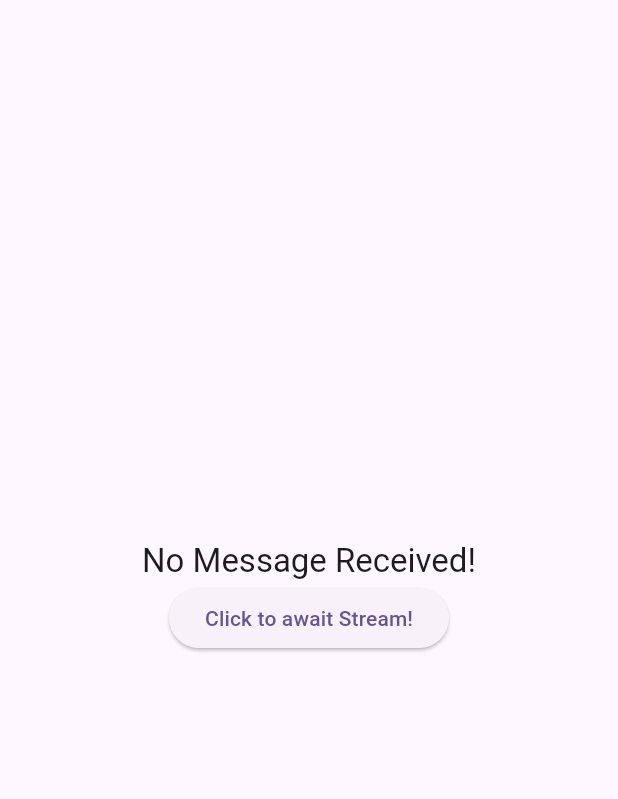
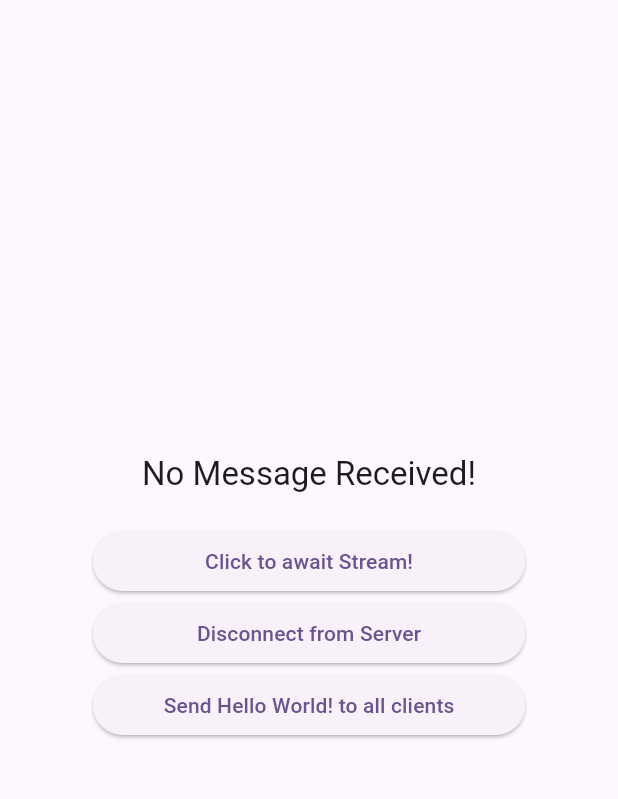
Before and after one commit to F4zination/DUO, a Flutter app: the screen it shows after launch, after a tap on "Click to await Stream!", on a phone screen of 412 x 824 dp, the part 63-862 px from its top. Run offline on Flutter 3.47's test engine with Material 3 defaults, Android fonts, the phone set to English and light mode, and no system bars; missing offline and left inert: grpc, protobuf; statements that could not run were skipped.

Commit message:
working prototype with connect, send and disconnect functions

```diff
--- a/duo_client/lib/main.dart
+++ b/duo_client/lib/main.dart
@@ -1,3 +1,4 @@
+import 'package:duo_client/pb/request.pb.dart';
 import 'package:flutter/material.dart';
 import 'package:grpc/grpc.dart';
 import 'package:duo_client/utils/conectivity.dart' as connectivity;
@@ -34,13 +35,13 @@ class MyHomePage extends StatefulWidget {
 }
 
 class _MyHomePageState extends State<MyHomePage> {
-  late final ClientChannel channel;
-  late final MessagingServiceClient messagingServiceClient;
+  late ClientChannel channel;
+  bool _connected = false;
+  late MessagingServiceClient messagingServiceClient;
+  late ResponseStream responseStream;
   String message = 'No Message Received!';
 
-  @override
-  void initState() {
-    super.initState();
+  Future<void> connect() async {
     channel = ClientChannel(
       connectivity.host,
       port: connectivity.port,
@@ -49,18 +50,42 @@ class _MyHomePageState extends State<MyHomePage> {
     messagingServiceClient = MessagingServiceClient(channel);
   }
 
-  Future<String> awaitServerResponse() async {
+  void sendMessage(String _name) async {
+    final request = Request()..name = _name;
+    try {
+      await messagingServiceClient.send(request);
+    } catch (e) {
+      print('Error: $e');
+    }
+  }
+
+  Future<void> disconnect() async {
+    _connected = false;
+    responseStream.cancel();
+    await channel.shutdown();
+  }
+
+  Future<void> awaitServerResponse() async {
     print('Awaiting Stream!');
     final empty = Empty();
-    var responseStream = messagingServiceClient.connect(empty);
-    await for (var response in responseStream) {
-      print('Received: ${response.name}');
+    responseStream = messagingServiceClient.connect(empty);
+    responseStream.listen(
+      (event) {
+        debugPrint('Received: ${event.name}');
         setState(() {
-        message = response.name;
+          message = event.name;
         });
-    }
-    await channel.shutdown();
-    return 'No Message Received!';
+      },
+      onDone: () {
+        setState(() {
+          message = 'End of Stream!';
+        });
+        debugPrint('End of Stream!');
+      },
+      onError: (e) {
+        debugPrint('Error: $e');
+      },
+    );
   }
 
   @override
@@ -77,12 +102,43 @@ class _MyHomePageState extends State<MyHomePage> {
               message,
               style: Theme.of(context).textTheme.titleLarge,
             ),
-            ElevatedButton(
+            const SizedBox(
+              height: 20,
+            ),
+            SizedBox(
+              width: MediaQuery.of(context).size.width * 0.7,
+              child: ElevatedButton(
                   onPressed: () async {
+                    if (_connected) {
+                      print('Already connected to server!');
+                      return;
+                    }
                     // Add code to send Hello World! to the server
+                    await connect();
+                    _connected = true;
+
                     awaitServerResponse();
                   },
                   child: const Text('Click to await Stream!')),
+            ),
+            SizedBox(
+              width: MediaQuery.of(context).size.width * 0.7,
+              child: ElevatedButton(
+                  onPressed: () {
+                    // disconnect from the server
+                    disconnect();
+                  },
+                  child: const Text('Disconnect from Server')),
+            ),
+            SizedBox(
+              width: MediaQuery.of(context).size.width * 0.7,
+              child: ElevatedButton(
+                  onPressed: () {
+                    // send Hello World! to all clients
+                    sendMessage('44er Bizeps');
+                  },
+                  child: const Text('Send Hello World! to all clients')),
+            )
           ],
         ),
       ),
```
Lines whose indentation alone changed are shown as unchanged.
